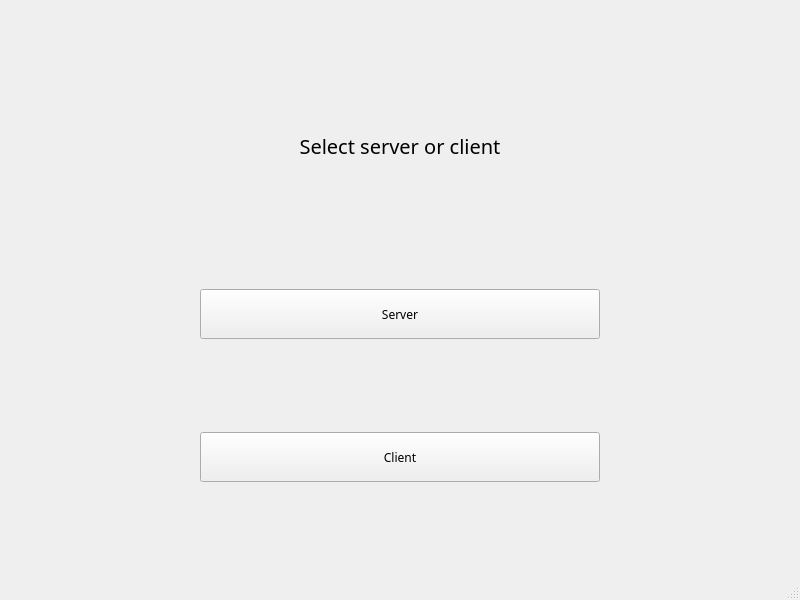
First picture: the form in serverorclient.ui, repository A-hmy/SkullKing_Endless-Loop_8, before the edit.
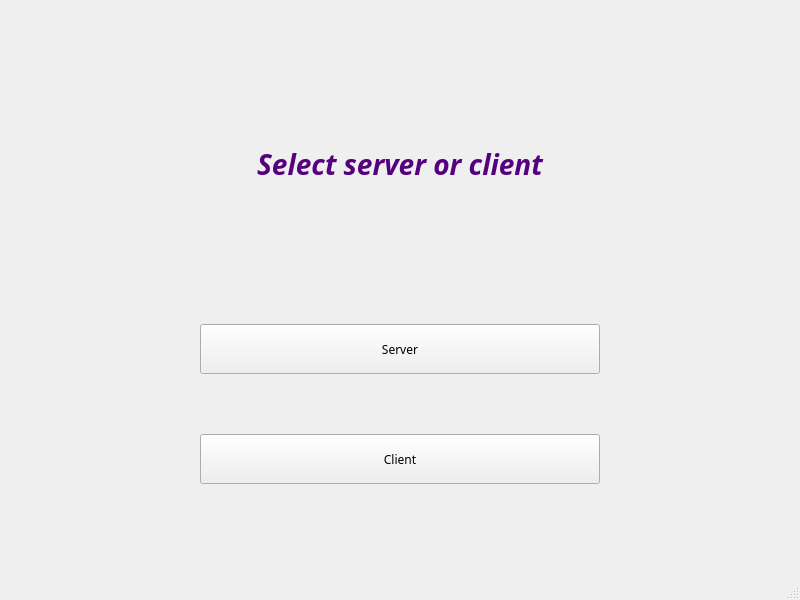
Second picture: the form after the edit.

Commit message: add Game Client and change design

Patch:
```diff
--- a/serverorclient.ui
+++ b/serverorclient.ui
@@ -14,27 +14,101 @@
    <string>MainWindow</string>
   </property>
   <widget class="QWidget" name="centralwidget">
-   <layout class="QGridLayout" name="gridLayout">
-    <item row="0" column="0">
+   <widget class="QPushButton" name="server">
+    <property name="geometry">
+     <rect>
+      <x>200</x>
+      <y>324</y>
+      <width>400</width>
+      <height>50</height>
+     </rect>
+    </property>
+    <property name="minimumSize">
+     <size>
+      <width>400</width>
+      <height>50</height>
+     </size>
+    </property>
+    <property name="maximumSize">
+     <size>
+      <width>400</width>
+      <height>50</height>
+     </size>
+    </property>
+    <property name="font">
+     <font>
+      <family>Segoe Script</family>
+     </font>
+    </property>
+    <property name="text">
+     <string>Server</string>
+    </property>
+   </widget>
+   <widget class="QPushButton" name="client">
+    <property name="geometry">
+     <rect>
+      <x>200</x>
+      <y>434</y>
+      <width>400</width>
+      <height>50</height>
+     </rect>
+    </property>
+    <property name="minimumSize">
+     <size>
+      <width>400</width>
+      <height>50</height>
+     </size>
+    </property>
+    <property name="maximumSize">
+     <size>
+      <width>400</width>
+      <height>50</height>
+     </size>
+    </property>
+    <property name="font">
+     <font>
+      <family>Segoe Script</family>
+     </font>
+    </property>
+    <property name="text">
+     <string>Client</string>
+    </property>
+   </widget>
      <widget class="QLabel" name="label">
+    <property name="geometry">
+     <rect>
+      <x>200</x>
+      <y>64</y>
+      <width>400</width>
+      <height>200</height>
+     </rect>
+    </property>
       <property name="minimumSize">
        <size>
         <width>400</width>
-        <height>100</height>
+      <height>200</height>
        </size>
       </property>
       <property name="maximumSize">
        <size>
         <width>400</width>
-        <height>100</height>
+      <height>200</height>
        </size>
       </property>
       <property name="font">
        <font>
         <family>Segoe Print</family>
-        <pointsize>15</pointsize>
-       </font>
-      </property>
+      <pointsize>21</pointsize>
+      <italic>true</italic>
+      <bold>true</bold>
+     </font>
+    </property>
+    <property name="autoFillBackground">
+     <bool>false</bool>
+    </property>
+    <property name="styleSheet">
+     <string notr="true">color: rgb(85, 0, 127);</string>
+    </property>
       <property name="text">
        <string>Select server or client</string>
       </property>
@@ -42,56 +116,6 @@
        <set>Qt::AlignCenter</set>
       </property>
      </widget>
-    </item>
-    <item row="1" column="0">
-     <widget class="QPushButton" name="server">
-      <property name="minimumSize">
-       <size>
-        <width>400</width>
-        <height>50</height>
-       </size>
-      </property>
-      <property name="maximumSize">
-       <size>
-        <width>400</width>
-        <height>50</height>
-       </size>
-      </property>
-      <property name="font">
-       <font>
-        <family>Segoe Script</family>
-       </font>
-      </property>
-      <property name="text">
-       <string>Server</string>
-      </property>
-     </widget>
-    </item>
-    <item row="2" column="0">
-     <widget class="QPushButton" name="client">
-      <property name="minimumSize">
-       <size>
-        <width>400</width>
-        <height>50</height>
-       </size>
-      </property>
-      <property name="maximumSize">
-       <size>
-        <width>400</width>
-        <height>50</height>
-       </size>
-      </property>
-      <property name="font">
-       <font>
-        <family>Segoe Script</family>
-       </font>
-      </property>
-      <property name="text">
-       <string>Client</string>
-      </property>
-     </widget>
-    </item>
-   </layout>
   </widget>
   <widget class="QMenuBar" name="menubar">
    <property name="geometry">
```
Lines whose indentation alone changed are shown as unchanged. The commit also changes 8 other files.
